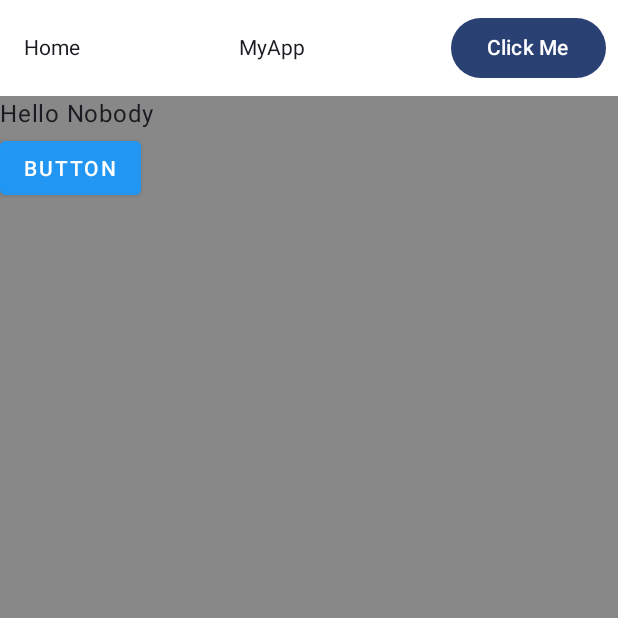
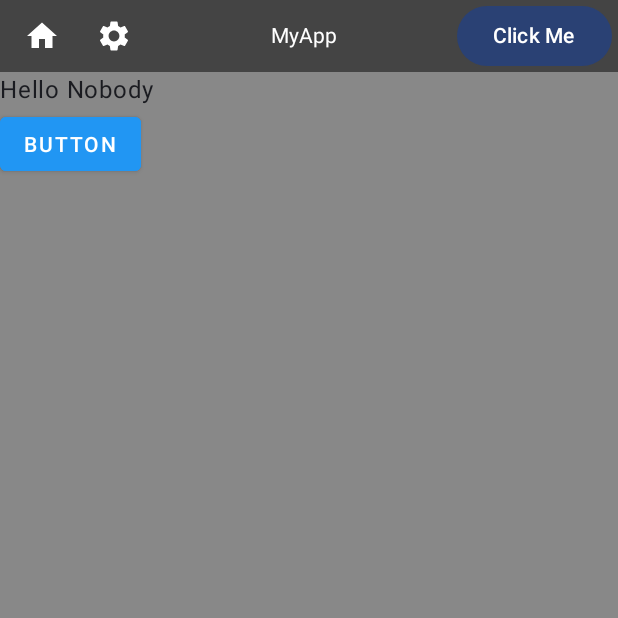
Before and after one commit to TurnEveryStone/SudokuWave, an Android app built with Jetpack Compose: the screen it shows after launch (MainActivity), on a phone screen of 412 x 824 dp, the top half of it. Run offline under Robolectric (Android 15) with nearby library versions, the phone set to English and light mode, and no system bars; 1 statement that could not run was skipped.

Commit message:
Le menu paramétrable pour les fragments commence à prendre forme couci couça !

```diff
--- a/app/src/main/java/com/example/sudokuwave/MainActivity.kt
+++ b/app/src/main/java/com/example/sudokuwave/MainActivity.kt
@@ -10,8 +10,13 @@ import androidx.activity.viewModels
 import androidx.appcompat.app.AppCompatActivity
 import androidx.compose.foundation.background
 import androidx.compose.foundation.layout.Column
+import androidx.compose.foundation.layout.PaddingValues
 import androidx.compose.foundation.layout.fillMaxSize
 import androidx.compose.foundation.layout.padding
+import androidx.compose.material.icons.Icons
+import androidx.compose.material.icons.filled.Home
+import androidx.compose.material.icons.filled.Search
+import androidx.compose.material.icons.filled.Settings
 import androidx.compose.material3.Scaffold
 import androidx.compose.material3.Text
 import androidx.compose.runtime.Composable
@@ -20,6 +25,9 @@ import androidx.compose.runtime.remember
 import androidx.compose.ui.Modifier
 import androidx.compose.ui.graphics.Color
 import androidx.compose.ui.platform.LocalContext
+import androidx.compose.ui.text.font.FontFamily
+import androidx.compose.ui.text.font.FontStyle
+import androidx.compose.ui.unit.dp
 import androidx.compose.ui.viewinterop.AndroidView
 import com.example.sudokuwave.ui.CustomMenu
 import com.example.sudokuwave.ui.MenuElement
@@ -28,9 +36,16 @@ import viewmodel.SharedViewModel
 
 /***************************************************/
 class MainActivity : AppCompatActivity() {
+    data class MenuStyle(
+        val backgroundColor: Color = Color.White,
+        val textColor: Color = Color.Black,
+        val padding: PaddingValues = PaddingValues(4.dp),
+    //    val fontFamily: FontFamily
+    )
     var userNumber: String = "Nobody"
    // var idUser: Int = 0
     private val sharedViewModel: SharedViewModel by viewModels()
+
     override fun onCreate(savedInstanceState: Bundle?) {
         super.onCreate(savedInstanceState)
         enableEdgeToEdge()
@@ -38,21 +53,17 @@ class MainActivity : AppCompatActivity() {
             val currentFragmentTag = remember { sharedViewModel.stateFlowVariable }
 
             SudokuWaveTheme {
-                Scaffold(
-                    modifier = Modifier.fillMaxSize()
+                Scaffold(modifier = Modifier.fillMaxSize()
                 ) { innerPadding ->
-                    Column(
-                        modifier = Modifier
-                            .fillMaxSize()
-                            .background(color = Color.Gray)
-                            .padding(innerPadding)
-                    ) {
+                    val (menuStyle, menuConfig) = getMenuConfigForFragment(currentFragmentTag.value)
+                    Column(modifier = Modifier.fillMaxSize().background(color = Color.Gray).padding(innerPadding))
+                    {
                         // Afficher le menu en haut du contenu
-                        val (leftContent, centerContent, rightContent) = getMenuConfigForFragment(currentFragmentTag.value)
                         CustomMenu(
-                            leftContent = leftContent,
-                            centerContent = centerContent,
-                            rightContent = rightContent,
+                            style = menuStyle,
+                            leftContent = menuConfig.first,
+                            centerContent = menuConfig.second,
+                            rightContent = menuConfig.third,
                             onElementClick = { element ->
                                 println("Clicked on $element")
                             }
@@ -94,14 +105,25 @@ class MainActivity : AppCompatActivity() {
         Text(text = "La variable StateFlow a changé : $value")
     }
     /***************************************************/
-    private fun getMenuConfigForFragment(fragmentTag: String): Triple<List<MenuElement>, List<MenuElement>, List<MenuElement>> {
+
+
+    private fun getMenuConfigForFragment(fragmentTag: String): Pair<MenuStyle, Triple<List<MenuElement>, List<MenuElement>, List<MenuElement>>> {
         return when (fragmentTag) {
-            "HomeFragment" -> Triple(
-                listOf(MenuElement.TextItem("Home", isClickable = true)),
-                listOf(MenuElement.TextItem("MyApp", isClickable = true)),
-                listOf(MenuElement.ButtonItem("Click Me") { Log.d("Kikou ","Button clicked!") })
+            "HomeFragment" -> MenuStyle(
+                backgroundColor = Color.DarkGray,textColor = Color.White,padding = PaddingValues(horizontal = 4.dp)
+            ) to Triple(
+                listOf(MenuElement.IconItem(Icons.Default.Home, "Home", isClickable = true),MenuElement.IconItem(Icons.Default.Settings,"Configuration",isClickable = true)),
+                listOf(MenuElement.TextItem("MyApp", isClickable = false)),
+                listOf(MenuElement.ButtonItem("Click Me") { println("Button clicked!") })
             )
-            else -> Triple(emptyList(), emptyList(), emptyList())
+            "SettingsFragment" -> MenuStyle(
+                backgroundColor = Color.Gray,textColor = Color.Black,padding = PaddingValues(vertical = 4.dp)
+            ) to Triple(
+                listOf(MenuElement.TextItem("Settings", isClickable = true)),
+                listOf(MenuElement.TextItem("Settings App", isClickable = false)),
+                listOf(MenuElement.IconItem(Icons.Default.Settings, "Settings"))
+            )
+            else -> MenuStyle() to Triple(emptyList(), emptyList(), emptyList())
         }
     }
     /***************************************************/
--- a/app/src/main/java/com/example/sudokuwave/ui/CustomMenu.kt
+++ b/app/src/main/java/com/example/sudokuwave/ui/CustomMenu.kt
@@ -13,9 +13,11 @@ import androidx.compose.ui.layout.ContentScale
 import androidx.compose.ui.res.painterResource
 import androidx.compose.ui.text.style.TextAlign
 import androidx.compose.ui.unit.dp
+import com.example.sudokuwave.MainActivity.MenuStyle
 
 @Composable
 fun CustomMenu(
+    style: MenuStyle,
     leftContent: List<MenuElement>,
     centerContent: List<MenuElement>,
     rightContent: List<MenuElement>,
@@ -24,45 +26,47 @@ fun CustomMenu(
     Row(
         modifier = Modifier
             .fillMaxWidth()
-            .background(Color.White)
-            .padding(8.dp),
+            .background(style.backgroundColor)
+            .padding(style.padding),
         verticalAlignment = Alignment.CenterVertically,
         horizontalArrangement = Arrangement.SpaceBetween
     ) {
+        // Left content
         Row(verticalAlignment = Alignment.CenterVertically) {
             leftContent.forEach { element ->
-                MenuElementComposable(element, onElementClick)
+                MenuElementComposable(element, onElementClick, style.textColor)
             }
         }
 
+        // Center content
         Row(
             modifier = Modifier.weight(1f),
             verticalAlignment = Alignment.CenterVertically,
             horizontalArrangement = Arrangement.Center
         ) {
             centerContent.forEach { element ->
-                MenuElementComposable(element, onElementClick)
+                MenuElementComposable(element, onElementClick, style.textColor)
             }
         }
 
+        // Right content
         Row(verticalAlignment = Alignment.CenterVertically) {
             rightContent.forEach { element ->
-                MenuElementComposable(element, onElementClick)
+                MenuElementComposable(element, onElementClick, style.textColor)
             }
         }
     }
 }
 
 @Composable
-fun MenuElementComposable(element: MenuElement, onClick: (MenuElement) -> Unit) {
+fun MenuElementComposable(element: MenuElement, onClick: (MenuElement) -> Unit, textColor: Color) {
     when (element) {
         is MenuElement.TextItem -> {
             Text(
                 text = element.text,
-                style = element.style,
-                textAlign = TextAlign.Center,
+                style = element.style.copy(color = textColor),
                 modifier = Modifier
-                    .padding(8.dp)
+                    .padding(4.dp)
                     .clickable(enabled = element.isClickable) { onClick(element) }
             )
         }
@@ -70,7 +74,8 @@ fun MenuElementComposable(element: MenuElement, onClick: (MenuElement) -> Unit)
             IconButton(onClick = { if (element.isClickable) onClick(element) }) {
                 Icon(
                     imageVector = element.icon,
-                    contentDescription = element.contentDescription
+                    contentDescription = element.contentDescription,
+                    tint = textColor
                 )
             }
         }
@@ -78,7 +83,6 @@ fun MenuElementComposable(element: MenuElement, onClick: (MenuElement) -> Unit)
             Image(
                 painter = painterResource(id = element.imageRes),
                 contentDescription = element.contentDescription,
-                contentScale = ContentScale.Fit,
                 modifier = Modifier
                     .size(24.dp)
                     .clickable(enabled = element.isClickable) { onClick(element) }
@@ -86,7 +90,7 @@ fun MenuElementComposable(element: MenuElement, onClick: (MenuElement) -> Unit)
         }
         is MenuElement.ButtonItem -> {
             Button(onClick = element.onClick) {
-                Text(text = element.text)
+                Text(text = element.text, color = textColor)
             }
         }
     }
```
